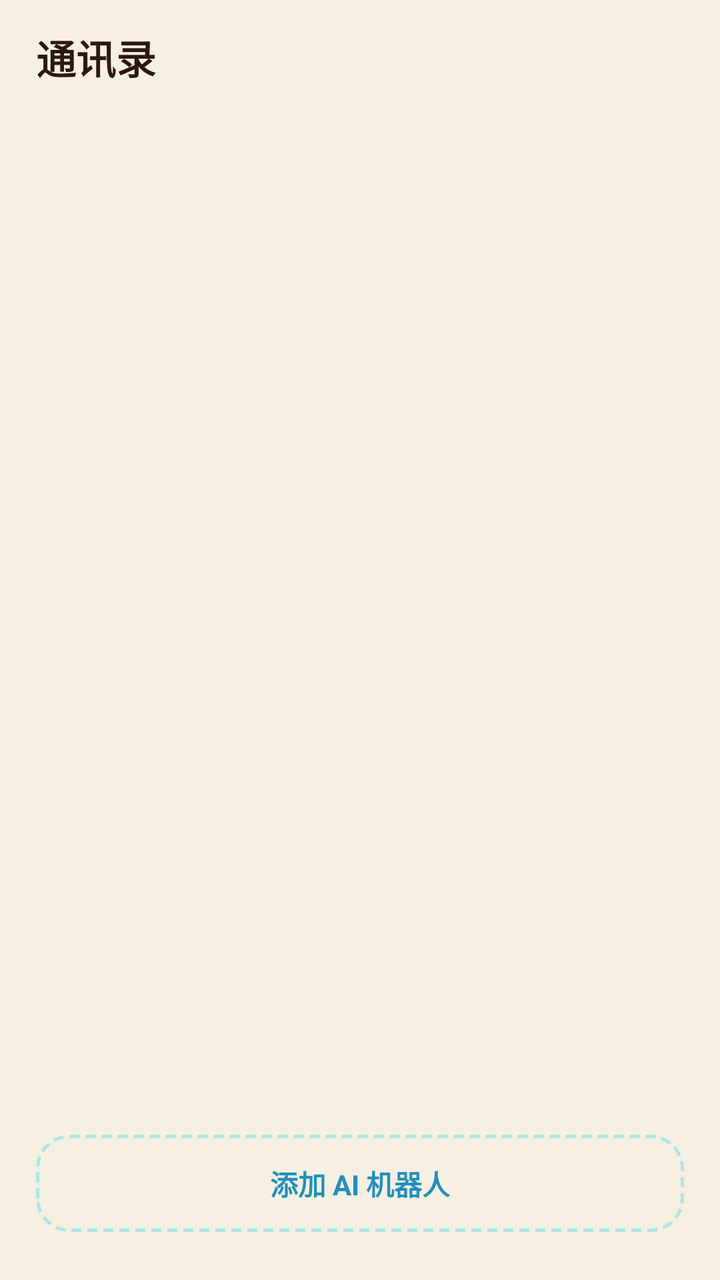
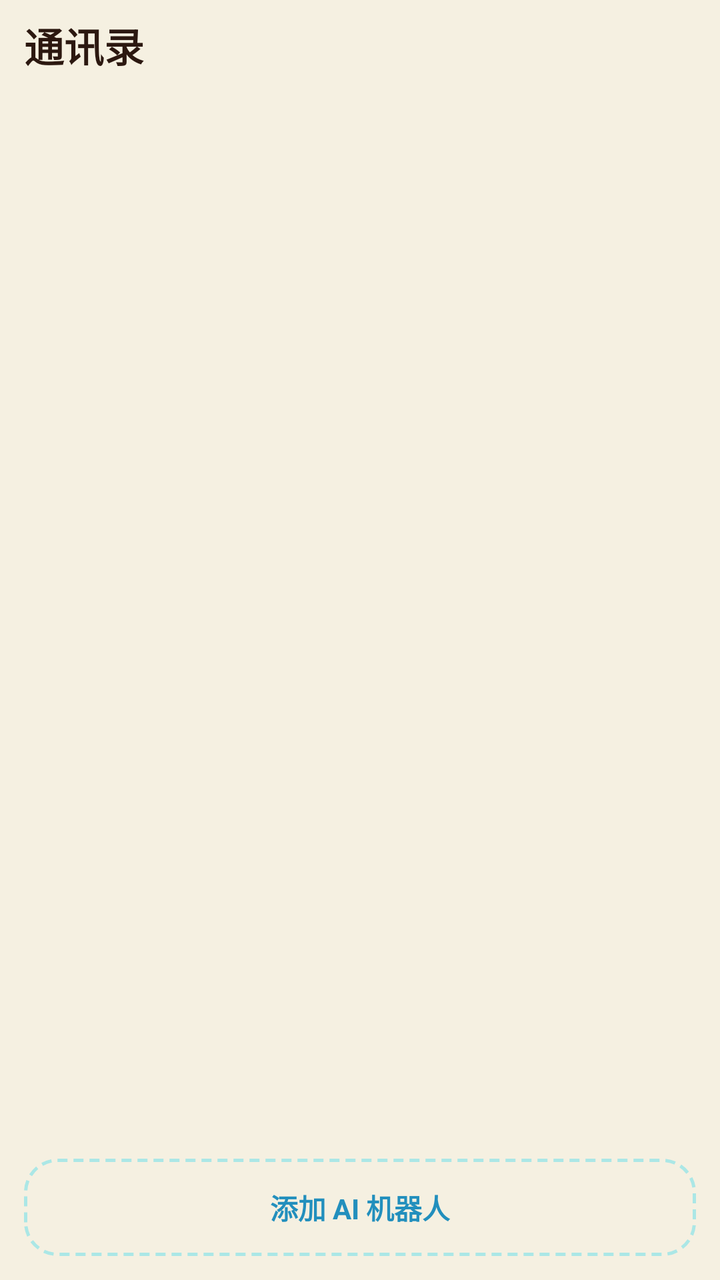

The first picture is an Android layout as it rendered before a commit; the second is the same layout after the commit. The layout source and the unified diff follow.
<!-- AndroidManifest.xml: application theme Theme.HelloXiaoZhi -->
<!-- res/layout/view_page_contacts.xml -->
<?xml version="1.0" encoding="utf-8"?>
<LinearLayout xmlns:android="http://schemas.android.com/apk/res/android"
    android:layout_width="match_parent"
    android:layout_height="match_parent"
    android:orientation="vertical">

    <LinearLayout
        android:layout_width="match_parent"
        android:layout_height="wrap_content"
        android:gravity="center_vertical"
        android:orientation="horizontal"
        android:paddingStart="18dp"
        android:paddingTop="14dp"
        android:paddingEnd="18dp"
        android:paddingBottom="10dp">

        <TextView
            style="@style/Xz.Text.SectionTitle"
            android:layout_width="0dp"
            android:layout_height="wrap_content"
            android:layout_weight="1"
            android:text="@string/contacts_title" />

        <TextView
            android:id="@+id/contacts_count"
            style="@style/Xz.Text.Hint"
            android:layout_width="wrap_content"
            android:layout_height="wrap_content" />
    </LinearLayout>

    <androidx.recyclerview.widget.RecyclerView
        android:id="@+id/bot_list"
        android:layout_width="match_parent"
        android:layout_height="0dp"
        android:layout_weight="1"
        android:clipToPadding="false" />

    <TextView
        android:id="@+id/btn_add_bot"
        android:layout_width="match_parent"
        android:layout_height="wrap_content"
        android:layout_marginStart="18dp"
        android:layout_marginTop="16dp"
        android:layout_marginEnd="18dp"
        android:layout_marginBottom="24dp"
        android:background="@drawable/bg_dashed_primary"
        android:gravity="center"
        android:padding="14dp"
        android:text="@string/contacts_add"
        android:textColor="@color/xz_primary"
        android:textSize="14sp"
        android:textStyle="bold" />
</LinearLayout>
<!-- resources referenced by this layout -->
<resources>
  <color name="xz_primary">#FF228FBD</color>
  <!-- drawable bg_dashed_primary (drawable) -->
  <?xml version="1.0" encoding="utf-8"?>
  <shape xmlns:android="http://schemas.android.com/apk/res/android"
      android:shape="rectangle">
      <corners android:radius="@dimen/xz_radius_md" />
      <solid android:color="@android:color/transparent" />
      <stroke
          android:width="1.5dp"
          android:color="#5A22D3EE"
          android:dashGap="3dp"
          android:dashWidth="5dp" />
  </shape>
  <string name="contacts_add">添加 AI 机器人</string>
  <string name="contacts_title">通讯录</string>
  <style name="Xz.Text.Hint" parent="">
          <item name="android:textSize">11sp</item>
          <item name="android:textColor">@color/xz_text_hint</item>
          <item name="android:lineSpacingMultiplier">1.3</item>
      </style>
  <style name="Xz.Text.SectionTitle" parent="">
          <item name="android:textSize">20sp</item>
          <item name="android:textStyle">bold</item>
          <item name="android:textColor">@color/xz_text_primary</item>
      </style>
  <style name="Theme.HelloXiaoZhi" parent="Theme.MaterialComponents.Light.NoActionBar">
          <item name="colorPrimary">@color/xz_primary</item>
          <item name="colorPrimaryVariant">@color/xz_grad_user_start</item>
          <item name="colorOnPrimary">@color/xz_text_on_primary</item>
          <item name="colorSecondary">@color/xz_accent_ai</item>
          <item name="colorOnSecondary">@color/xz_text_on_primary</item>
          <item name="colorSurface">@color/xz_bg_card</item>
          <item name="colorOnSurface">@color/xz_text_primary</item>
          <item name="android:colorBackground">@color/xz_bg_deep</item>
  
          <item name="android:windowBackground">@color/xz_bg_deep</item>
          <item name="android:statusBarColor">@color/xz_bg_blur</item>
          <item name="android:navigationBarColor">@color/xz_bg_blur</item>
  
          <item name="android:textColorPrimary">@color/xz_text_primary</item>
          <item name="android:textColorSecondary">@color/xz_text_secondary</item>
          <item name="android:textColorHint">@color/xz_text_hint</item>
  
          
          <item name="android:forceDarkAllowed" tools:targetApi="29">false</item>
      </style>
  <dimen name="xz_radius_md">16dp</dimen>
  <color name="xz_text_hint">#FF8B7355</color>
  <color name="xz_text_primary">#FF2C1810</color>
  <color name="xz_grad_user_start">#FF228FBD</color>
  <color name="xz_text_on_primary">#FFFFFFFF</color>
  <color name="xz_accent_ai">#FF8B4513</color>
  <color name="xz_bg_card">#FFFAF6ED</color>
  <color name="xz_bg_deep">#FFF5F0E1</color>
  <color name="xz_bg_blur">#FDFAF3</color>
  <color name="xz_text_secondary">#FF5C4033</color>
</resources>

<!-- the commit's change to res/layout/view_page_contacts.xml (unified diff, before → after) -->
@@ -9,10 +9,10 @@
         android:layout_height="wrap_content"
         android:gravity="center_vertical"
         android:orientation="horizontal"
-        android:paddingStart="18dp"
-        android:paddingTop="14dp"
-        android:paddingEnd="18dp"
-        android:paddingBottom="10dp">
+        android:paddingStart="12dp"
+        android:paddingTop="8dp"
+        android:paddingEnd="12dp"
+        android:paddingBottom="6dp">
 
         <TextView
             style="@style/Xz.Text.SectionTitle"
@@ -39,10 +39,10 @@
         android:id="@+id/btn_add_bot"
         android:layout_width="match_parent"
         android:layout_height="wrap_content"
-        android:layout_marginStart="18dp"
-        android:layout_marginTop="16dp"
-        android:layout_marginEnd="18dp"
-        android:layout_marginBottom="24dp"
+        android:layout_marginStart="12dp"
+        android:layout_marginTop="8dp"
+        android:layout_marginEnd="12dp"
+        android:layout_marginBottom="12dp"
         android:background="@drawable/bg_dashed_primary"
         android:gravity="center"
         android:padding="14dp"
